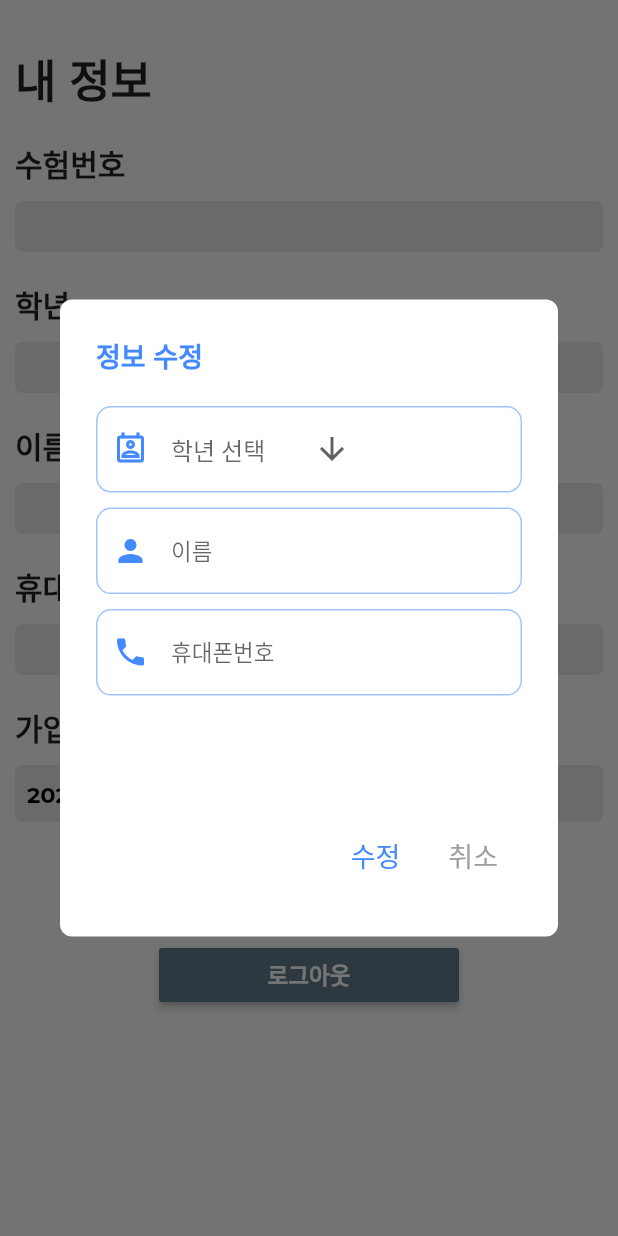
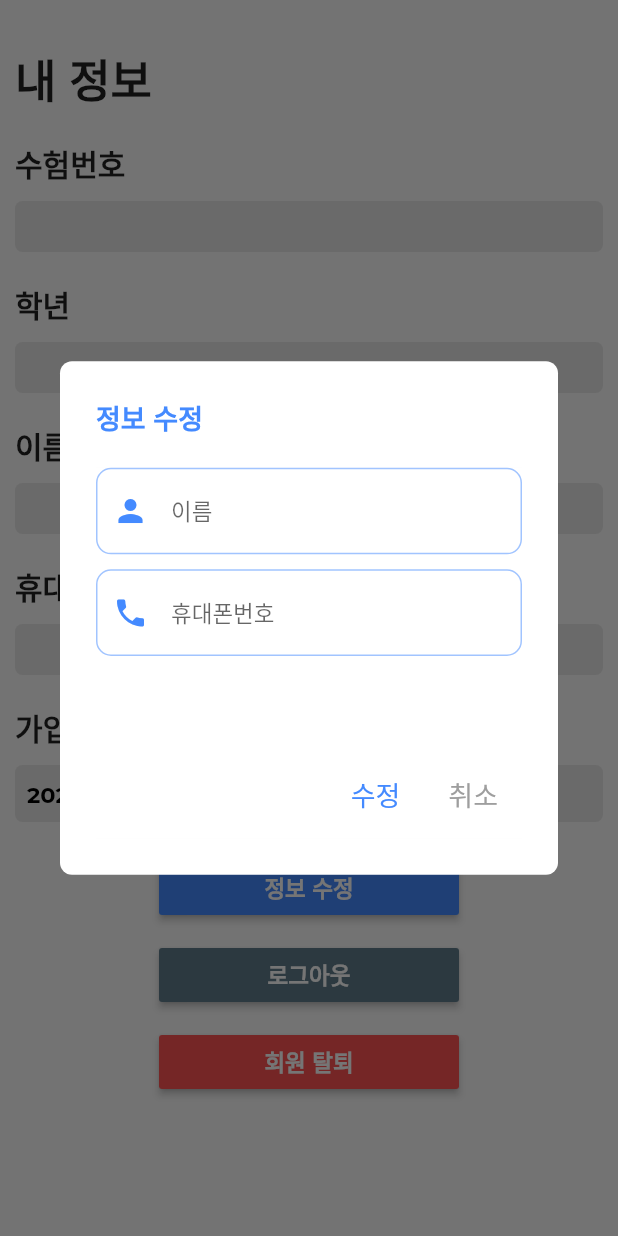
Before and after one commit to kyungsnim/input_data_to_excel, a Flutter app: the MyInfoPage screen opened directly, after a tap on "정보 수정", on a phone screen of 412 x 824 dp. Run offline on Flutter 3.47's test engine with Material 2 defaults, Android fonts, the phone set to English and light mode, and no system bars; our stand-ins replace cloud_firestore, csv, firebase_core, firebase_storage, google_fonts, shared_preferences and 2 more; missing offline and left inert: excel, firebase_helpers, flutter_mailer, multi_masked_formatter; accounts and stored records are empty; Roboto replaces fonts that are missing (Godo).

Commit message:
### - 과제삭제기능 추가 ### - OMR정답 체크 페이지에서 뒤로가기 버튼 설정 ### - 회원탈퇴기능 ### - 학년을 설정하지 않고 가입승인시 해당학생에게 모든 과제들이 보임. #### -> 학생이 회원가입을 할때 학년을 기입하지 않으면 회원가입이 안되도록 설정 요구 #### ->  학년 한번 설정시 재수정 안됨.(관리자만 수정가능) #### ->  학생이 학년 재 수정시 회원탈퇴 후 재가입해야 함.

```diff
--- a/lib/LoginPage/SignInPageWithUserId.dart
+++ b/lib/LoginPage/SignInPageWithUserId.dart
@@ -182,6 +182,7 @@ class SignInPageWithUserIdState extends State<SignInPageWithUserId> {
                       child: Padding(
                         padding: const EdgeInsets.all(10.0),
                         child: TextFormField(
+                          keyboardType: TextInputType.number,
                           controller: _userIdController,
                           cursorColor: Colors.blue,
                           validator: (val) {
--- a/lib/res/database.dart
+++ b/lib/res/database.dart
@@ -59,7 +59,7 @@ class DatabaseService {
   getUserInfoList(userId) async {
     return FirebaseFirestore.instance
         .collection("users")
-        .doc('userId')
+        .doc(userId)
         .get();
   }
   // 모든 학년 유저 목록 가져오기
--- a/lib/views/EditProfilePage.dart
+++ b/lib/views/EditProfilePage.dart
@@ -78,52 +78,52 @@ class _EditProfilePageState extends State<EditProfilePage> {
                   key: _formKey,
                   child: Column(
               children: [
-                  Container(
-                    alignment: Alignment.center,
-                    decoration: BoxDecoration(
-                        border: Border.all(color: Colors.blueAccent.withOpacity(0.5)),
-                        borderRadius: BorderRadius.circular(10),
-                        color: Colors.white,
-                        boxShadow: [
-                          BoxShadow(offset: Offset(1, 1), blurRadius: 5, color: Colors.white24)
-                        ]
-                    ),
-                    width: MediaQuery.of(context).size.width * 0.8,
-                    height: MediaQuery.of(context).size.height * 0.07,
-                    child: Padding(
-                      padding: const EdgeInsets.symmetric(horizontal: 10),
-                      child: Row(
-                        children: [
-                          Icon(Icons.perm_contact_cal_outlined, color: Colors.blueAccent),
-                          SizedBox(width: 15),
-                          Expanded(
-                            flex: 1,
-                            child: DropdownButton(
-                                hint: Text('학년 선택'),
-                                value: grade,
-                                icon: Icon(Icons.arrow_downward),
-                                underline: Container(
-                                  height: 1,
-                                  color: Colors.white,
-                                ),
-                                items: gradeList.map((value) {
-                                  return DropdownMenuItem(
-                                    value: value,
-                                    child: Text("$value",
-                                        style: GoogleFonts.montserrat(fontSize: 15)),
-                                  );
-                                }).toList(),
-                                onChanged: (value) {
-                                  setState(() {
-                                    grade = value;
-                                  });
-                                }),
-                          ),
-                        ],
-                      ),
-                    ),
-                  ),
-                  SizedBox(height: 10),
+                  // Container(
+                  //   alignment: Alignment.center,
+                  //   decoration: BoxDecoration(
+                  //       border: Border.all(color: Colors.blueAccent.withOpacity(0.5)),
+                  //       borderRadius: BorderRadius.circular(10),
+                  //       color: Colors.white,
+                  //       boxShadow: [
+                  //         BoxShadow(offset: Offset(1, 1), blurRadius: 5, color: Colors.white24)
+                  //       ]
+                  //   ),
+                  //   width: MediaQuery.of(context).size.width * 0.8,
+                  //   height: MediaQuery.of(context).size.height * 0.07,
+                  //   child: Padding(
+                  //     padding: const EdgeInsets.symmetric(horizontal: 10),
+                  //     child: Row(
+                  //       children: [
+                  //         Icon(Icons.perm_contact_cal_outlined, color: Colors.blueAccent),
+                  //         SizedBox(width: 15),
+                  //         Expanded(
+                  //           flex: 1,
+                  //           child: DropdownButton(
+                  //               hint: Text('학년 선택'),
+                  //               value: grade,
+                  //               icon: Icon(Icons.arrow_downward),
+                  //               underline: Container(
+                  //                 height: 1,
+                  //                 color: Colors.white,
+                  //               ),
+                  //               items: gradeList.map((value) {
+                  //                 return DropdownMenuItem(
+                  //                   value: value,
+                  //                   child: Text("$value",
+                  //                       style: GoogleFonts.montserrat(fontSize: 15)),
+                  //                 );
+                  //               }).toList(),
+                  //               onChanged: (value) {
+                  //                 setState(() {
+                  //                   grade = value;
+                  //                 });
+                  //               }),
+                  //         ),
+                  //       ],
+                  //     ),
+                  //   ),
+                  // ),
+                  // SizedBox(height: 10),
                   Container(
                     alignment: Alignment.center,
                     decoration: BoxDecoration(
--- a/lib/views/MyInfoPage.dart
+++ b/lib/views/MyInfoPage.dart
@@ -128,6 +128,22 @@ class _MyInfoPageState extends State<MyInfoPage> {
                     )),
               ),
               SizedBox(height: 10),
+              Center(
+                child: Container(
+                    width: 200,
+                    child: RaisedButton(
+                      color: Colors.redAccent,
+                      child: Text(
+                        '회원 탈퇴',
+                        style: GoogleFonts.montserrat(
+                            fontSize: 15,
+                            color: Colors.white,
+                            fontWeight: FontWeight.bold),
+                      ),
+                      onPressed: () => deleteCheckPopup(),
+                    )),
+              ),
+              SizedBox(height: 10),
               currentUser.role == 'admin' ? Center(
                 child: Container(
                     width: 200,
@@ -253,6 +269,42 @@ class _MyInfoPageState extends State<MyInfoPage> {
     );
   }
 
+  deleteCheckPopup() async {
+    await showDialog(
+        context: context,
+        builder: (BuildContext context) {
+          return AlertDialog(
+            title: Text('회원 탈퇴'),
+            content: Text("탈퇴하시겠습니까?"),
+            actions: [
+              FlatButton(
+                child: Container(
+                  padding: const EdgeInsets.all(16),
+                  child: Text('확인',
+                      style: GoogleFonts.montserrat(
+                          color: Colors.blueAccent, fontSize: 20)),
+                ),
+                onPressed: () async {
+                  userReference.doc(currentUserId).delete();
+                  signOut();
+                },
+              ),
+              FlatButton(
+                child: Container(
+                  padding: const EdgeInsets.all(16),
+                  child: Text('취소',
+                      style: GoogleFonts.montserrat(
+                          color: Colors.grey, fontSize: 20)),
+                ),
+                onPressed: () async {
+                  Navigator.pop(context);
+                },
+              ),
+            ],
+          );
+        });
+  }
+
   void _showEditProfileDialog(context) {
     showDialog(
       context: context,
@@ -277,7 +329,7 @@ class _MyInfoPageState extends State<MyInfoPage> {
               height: MediaQuery
                   .of(context)
                   .size
-                  .height * 0.4,
+                  .height * 0.3,
               decoration: BoxDecoration(
                 borderRadius: BorderRadius.circular(10),
               ),
```
Also changed, not shown: lib/LoginPage/SignUpPageWithUserId.dart (+91 -46 lines), lib/views/CourseRoom.dart (+35 -35 lines), lib/views/CourseSubmitPage.dart (+25 -1 lines), 1 other file.
